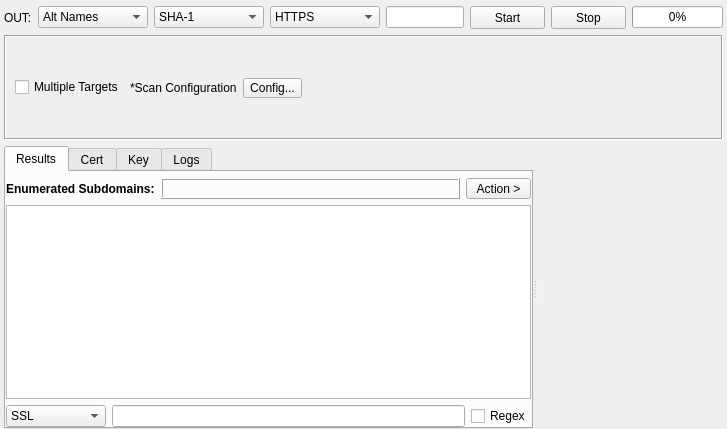
Before: the Qt Designer form sub3suite/src/engines/ssl/Ssl.ui in 3nock/OTE, drawn with Qt 5.
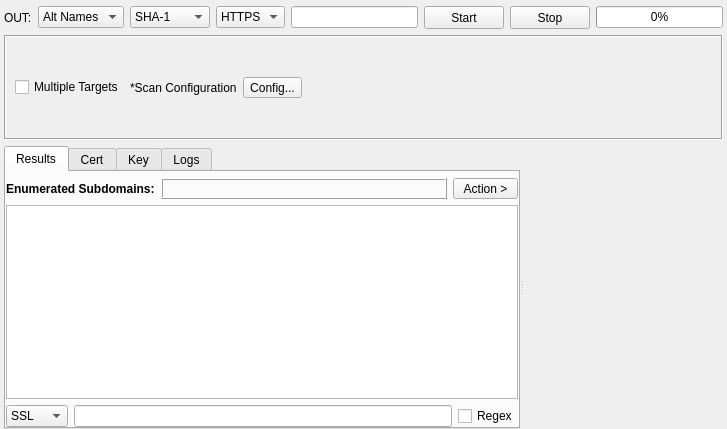
After: the same form once the commit is applied. Custom widgets are drawn as their Qt base class.

What changed in the file:
```diff
--- a/sub3suite/src/engines/ssl/Ssl.ui
+++ b/sub3suite/src/engines/ssl/Ssl.ui
@@ -45,8 +45,8 @@
        </property>
        <property name="minimumSize">
         <size>
-         <width>110</width>
-         <height>21</height>
+         <width>0</width>
+         <height>0</height>
         </size>
        </property>
        <property name="focusPolicy">
@@ -76,8 +76,8 @@
       <widget class="QComboBox" name="comboBoxOption">
        <property name="minimumSize">
         <size>
-         <width>110</width>
-         <height>21</height>
+         <width>0</width>
+         <height>0</height>
         </size>
        </property>
        <item>
@@ -96,8 +96,8 @@
       <widget class="QComboBox" name="comboBoxProtocal">
        <property name="minimumSize">
         <size>
-         <width>110</width>
-         <height>21</height>
+         <width>0</width>
+         <height>0</height>
         </size>
        </property>
        <item>
@@ -248,13 +248,13 @@
         <property name="minimumSize">
          <size>
           <width>0</width>
-          <height>20</height>
+          <height>0</height>
          </size>
         </property>
         <property name="maximumSize">
          <size>
           <width>16777215</width>
-          <height>19</height>
+          <height>16777215</height>
          </size>
         </property>
         <property name="styleSheet">
@@ -461,10 +461,10 @@
               <bool>true</bool>
              </attribute>
              <attribute name="headerMinimumSectionSize">
-              <number>200</number>
+              <number>50</number>
              </attribute>
              <attribute name="headerDefaultSectionSize">
-              <number>200</number>
+              <number>250</number>
              </attribute>
              <attribute name="headerStretchLastSection">
               <bool>true</bool>
@@ -477,7 +477,7 @@
               <widget class="QComboBox" name="comboBoxFilter">
                <property name="minimumSize">
                 <size>
-                 <width>100</width>
+                 <width>0</width>
                  <height>0</height>
                 </size>
                </property>
```
